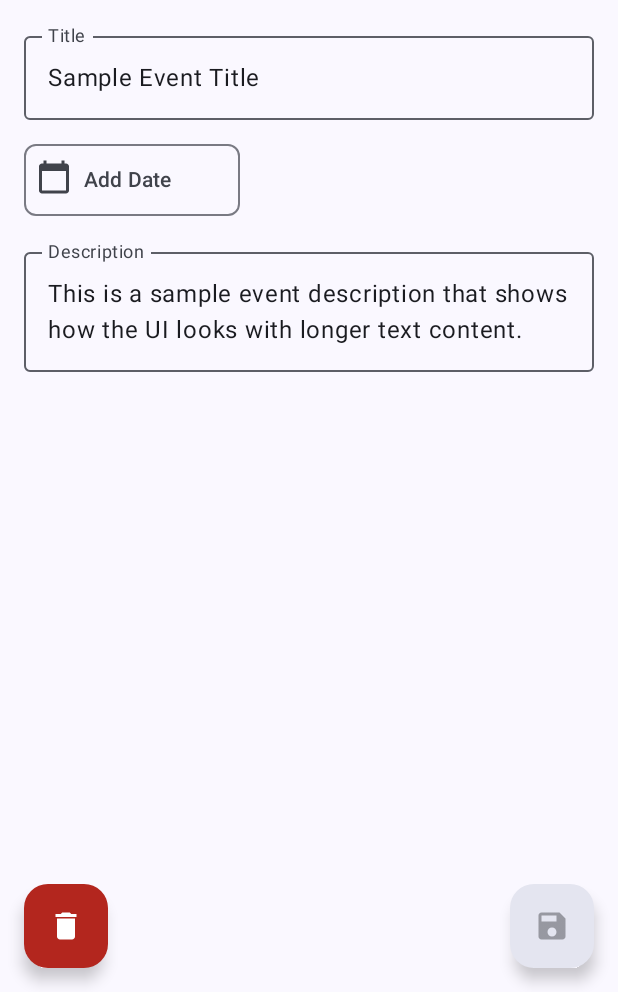
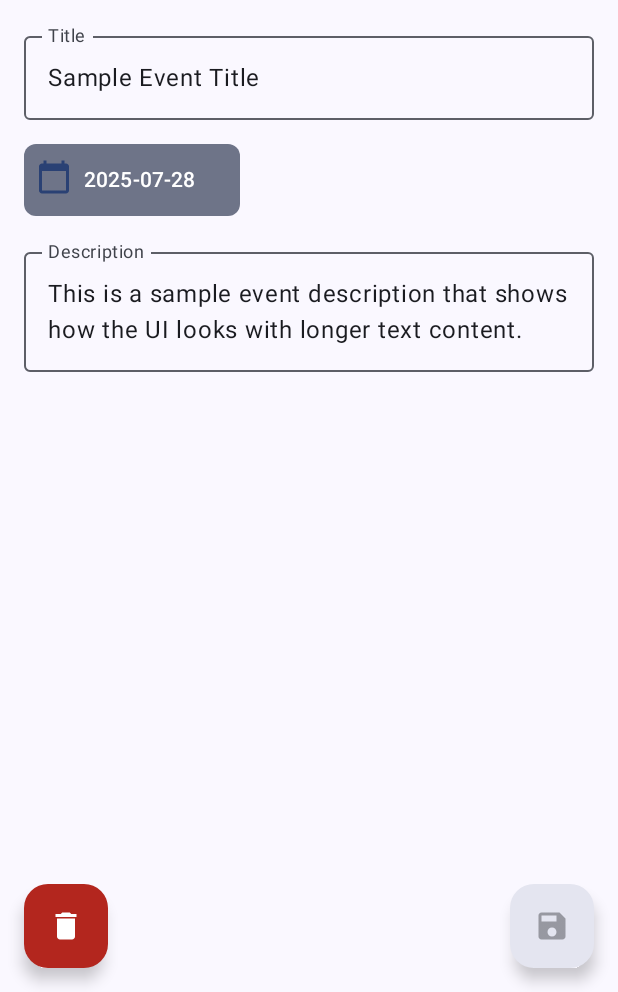
Before and after one commit to ossalali/Days-Remaining, an Android app built with Jetpack Compose: the @Preview function EventDetailsContentPreview, on a phone screen of 412 x 824 dp, the part 244-1236 px from its top. Run offline under Robolectric (Android 15) with nearby library versions, the light colour scheme and no system bars; our stand-ins replace Material 3 Expressive styles (plain Material 3 is drawn), Room's generated code.

Commit message:
Refactor(EventList): Date Picker and Search Bar updates

```diff
--- a/app/src/main/java/com/ossalali/daysremaining/businesslogic/debug/AddDebugEventsUseCase.kt
+++ b/app/src/main/java/com/ossalali/daysremaining/businesslogic/debug/AddDebugEventsUseCase.kt
@@ -5,7 +5,6 @@ import java.time.LocalDate
 import java.time.temporal.ChronoUnit
 
 class AddDebugEventsUseCase(private val addEvents: (List<EventItem>) -> Unit) {
-
     operator fun invoke(numberOfEvents: Int) {
         val eventItemList = mutableListOf<EventItem>()
         for (i in 1..numberOfEvents) {
--- a/app/src/main/java/com/ossalali/daysremaining/presentation/ui/EventDetailsScreen.kt
+++ b/app/src/main/java/com/ossalali/daysremaining/presentation/ui/EventDetailsScreen.kt
@@ -303,7 +303,6 @@ private fun EventContent(
 
     val titleError by remember { derivedStateOf { titleState.text.isBlank() } }
     var showDatePicker by rememberSaveable { mutableStateOf(false) }
-    var showDate by rememberSaveable { mutableStateOf(false) }
 
     Column {
         Text(
@@ -344,15 +343,9 @@ private fun EventContent(
 
         InputChip(
           modifier = Modifier.height(Dimensions.triple).width(Dimensions.nonuple),
-          selected = showDate,
+          selected = true,
           onClick = { showDatePicker = true },
-          label = {
-              if (showDate) {
-                  Text(formattedDate)
-              } else {
-                  Text("Add Date")
-              }
-          },
+          label = { Text(formattedDate) },
           leadingIcon = {
               Icon(
                 modifier = Modifier.offset(y = (-2).dp),
@@ -378,7 +371,6 @@ private fun EventContent(
                     onClick = {
                         datePickerState.selectedDateMillis?.let { millis -> onDateChanged(millis) }
                         showDatePicker = false
-                        showDate = true
                     }
                   ) {
                       Text("OK")
--- a/app/src/main/java/com/ossalali/daysremaining/presentation/ui/MainScreen.kt
+++ b/app/src/main/java/com/ossalali/daysremaining/presentation/ui/MainScreen.kt
@@ -26,9 +26,7 @@ import androidx.compose.material3.IconButton
 import androidx.compose.material3.Scaffold
 import androidx.compose.material3.Text
 import androidx.compose.runtime.Composable
-import androidx.compose.runtime.remember
 import androidx.compose.ui.Modifier
-import androidx.compose.ui.focus.FocusRequester
 import androidx.compose.ui.graphics.Color
 import androidx.hilt.navigation.compose.hiltViewModel
 import androidx.navigation3.runtime.entry
@@ -149,7 +147,6 @@ private fun MainScreenContent(
   onBackClick: () -> Unit = {},
   content: @Composable ((PaddingValues) -> Unit)? = null,
 ) {
-    val focusRequester = remember { FocusRequester() }
     Scaffold(
       modifier = Modifier.background(Color.Transparent),
       topBar = {
@@ -198,7 +195,6 @@ private fun MainScreenContent(
             EventListScreen(
               viewModel = eventListViewModel,
               onNavigateToEventDetails = navigateToEventDetails,
-              focusRequester = focusRequester,
               paddingValues = paddingValues,
               showFab = isOnEventList,
             )
```
Also changed, not shown: app/src/main/java/com/ossalali/daysremaining/presentation/ui/EventListGrid.kt (+7 -1 lines), app/src/main/java/com/ossalali/daysremaining/presentation/ui/EventListScreen.kt (+3 -5 lines), app/src/main/java/com/ossalali/daysremaining/presentation/ui/EventSearchBar.kt (+0 -38 lines).
